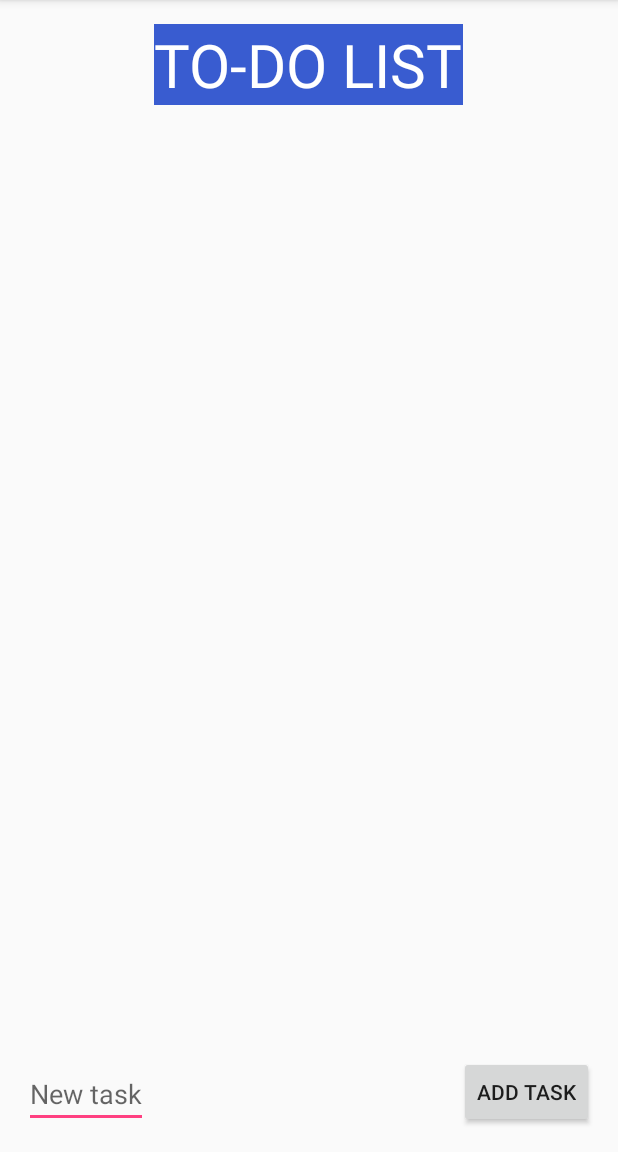
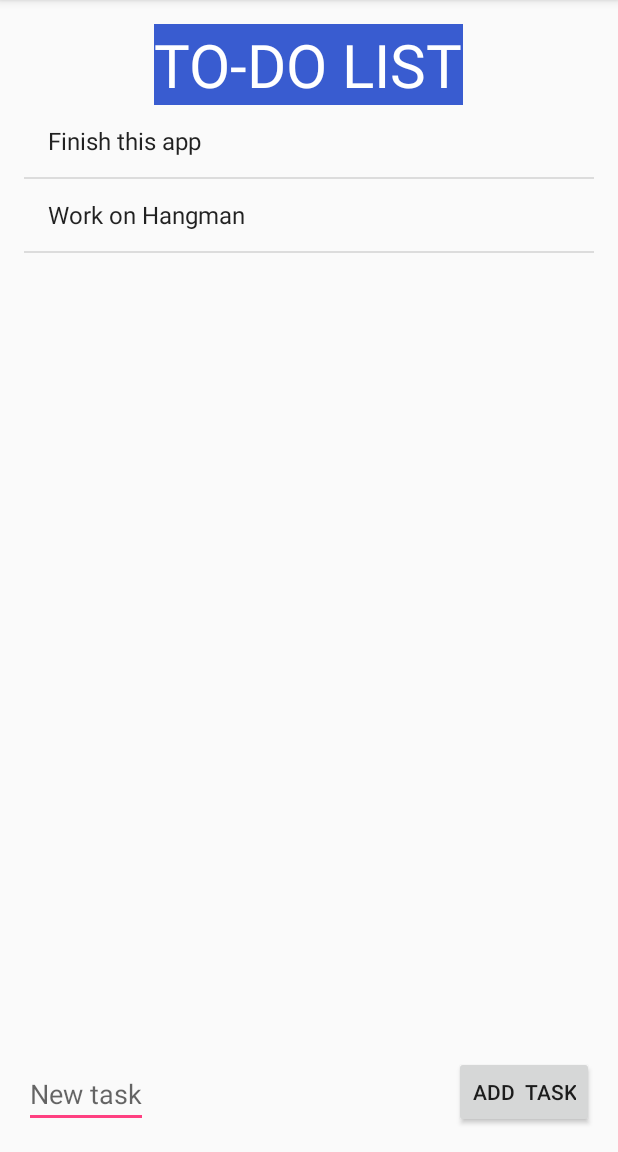
Before and after one commit to HotlineHenok/Lists, an Android app: the screen it shows after launch (MainActivity), on a phone screen of 412 x 824 dp, the part 84-1236 px from its top. Run offline under Robolectric (Android 15) with nearby library versions, the phone set to English and light mode, and no system bars.

Commit message:
last try

```diff
--- a/app/build.gradle
+++ b/app/build.gradle
@@ -23,4 +23,6 @@ dependencies {
     compile fileTree(dir: 'libs', include: ['*.jar'])
     testCompile 'junit:junit:4.12'
     compile 'com.android.support:appcompat-v7:23.1.0'
+    compile 'org.apache.commons:commons-io:1.3.2'
+
 }
--- a/app/src/main/java/com/example/s/lists/MainActivity.java
+++ b/app/src/main/java/com/example/s/lists/MainActivity.java
@@ -2,12 +2,78 @@ package com.example.s.lists;
 
 import android.support.v7.app.AppCompatActivity;
 import android.os.Bundle;
+import android.view.View;
+import android.widget.AdapterView;
+import android.widget.ArrayAdapter;
+import android.widget.EditText;
+import android.widget.ListView;
+
+import org.apache.commons.io.FileUtils;
+
+import java.io.File;
+import java.io.IOException;
+import java.util.ArrayList;
 
 public class MainActivity extends AppCompatActivity {
+    private ArrayList<String> tasks;
+    private ArrayAdapter<String> tasksAdapter;
+    private ListView tasklist;
 
     @Override
     protected void onCreate(Bundle savedInstanceState) {
         super.onCreate(savedInstanceState);
         setContentView(R.layout.activity_main);
+        readTasks();
+        tasklist = (ListView) findViewById(R.id.tasklist);
+        tasks = new ArrayList<String>();
+        tasksAdapter = new ArrayAdapter<String>(this, android.R.layout.simple_list_item_1, tasks);
+
+        tasklist.setAdapter(tasksAdapter);
+        tasks.add("Finish this app");
+        tasks.add("Work on Hangman");
+
+        setupListViewListener();
     }
+
+    private void readTasks() {
+        File filesDir = getFilesDir();
+        File todoFile = new File(filesDir, "todo.txt");
+        try {
+            tasks = new ArrayList<String>(FileUtils.readLines(todoFile));
+        } catch (IOException e) {
+            tasks = new ArrayList<String>();
+        }
+    }
+
+    private void writeTasks() {
+        File filesDir = getFilesDir();
+        File todoFile = new File(filesDir, "todo.txt");
+        try {
+            FileUtils.writeLines(todoFile, tasks);
+        } catch (IOException e) {
+            e.printStackTrace();
+        }
+    }
+
+    protected void onAddTask(View v){
+        EditText newTask = (EditText) findViewById(R.id.newTask);
+        String taskText = newTask.getText().toString();
+        tasksAdapter.add(taskText);
+        newTask.setText(" ");
+        writeTasks();
+    }
+
+    protected void setupListViewListener() {
+        tasklist.setOnItemLongClickListener(new AdapterView.OnItemLongClickListener() {
+            @Override
+            public boolean onItemLongClick(AdapterView<?> adapter, View view, int position, long id) {
+                tasks.remove(position);
+                tasksAdapter.notifyDataSetChanged();
+                writeTasks();
+                return true;
+            }
+        });
+    }
+
+
 }
--- a/app/src/main/res/layout/activity_main.xml
+++ b/app/src/main/res/layout/activity_main.xml
@@ -7,10 +7,31 @@
     android:paddingBottom="@dimen/activity_vertical_margin" tools:context=".MainActivity"
     android:weightSum="1">
 
+    <TextView
+        android:layout_width="wrap_content"
+        android:layout_height="wrap_content"
+        android:text="@string/title"
+        android:id="@+id/textView"
+        android:layout_alignParentTop="true"
+        android:layout_centerHorizontal="true"
+        android:background="#395cd0"
+        android:textSize="40sp"
+        android:textColor="#ffffff" />
+
+    <ListView
+        android:layout_width="wrap_content"
+        android:layout_height="wrap_content"
+        android:id="@+id/tasklist"
+        android:layout_below="@+id/textView"
+        android:layout_alignParentLeft="true"
+        android:layout_alignParentStart="true"
+        android:layout_above="@+id/newTask"
+        />
+
     <EditText
         android:layout_width="wrap_content"
         android:layout_height="wrap_content"
-        android:id="@+id/task_field"
+        android:id="@+id/newTask"
         android:layout_alignParentBottom="true"
         android:layout_alignParentLeft="true"
         android:layout_alignParentStart="true"
@@ -19,28 +40,12 @@
     <Button
         android:layout_width="wrap_content"
         android:layout_height="wrap_content"
-        android:text="Add Task"
-        android:id="@+id/add_task"
+        android:text="Add  Task"
+        android:id="@+id/AddTask"
         android:layout_alignParentBottom="true"
         android:layout_alignParentRight="true"
-        android:layout_alignParentEnd="true" />
-
-    <TextView
-        android:layout_width="wrap_content"
-        android:layout_height="wrap_content"
-        android:text="TO-DO LIST"
-        android:id="@+id/textView"
-        android:layout_alignParentTop="true"
-        android:layout_centerHorizontal="true"
-        android:background="#395cd0"
-        android:textSize="40dp"
-        android:textColor="#ffffff" />
-
-    <ListView
-        android:layout_width="wrap_content"
-        android:layout_height="wrap_content"
-        android:id="@+id/listView"
-        android:layout_below="@+id/textView"
-        android:layout_centerHorizontal="true" />
+        android:layout_alignParentEnd="true"
+        android:onClick="onAddTask"
+        android:nestedScrollingEnabled="false" />
 
 </RelativeLayout>
--- a/app/src/main/res/values/strings.xml
+++ b/app/src/main/res/values/strings.xml
@@ -1,3 +1,4 @@
 <resources>
     <string name="app_name">Lists</string>
+    <string name="title">TO-DO LIST</string>
 </resources>
```
Also changed, not shown: app/src/main/java/com/example/s/lists/SecondActivity.java (added, +7 -0 lines), 1 other file.
